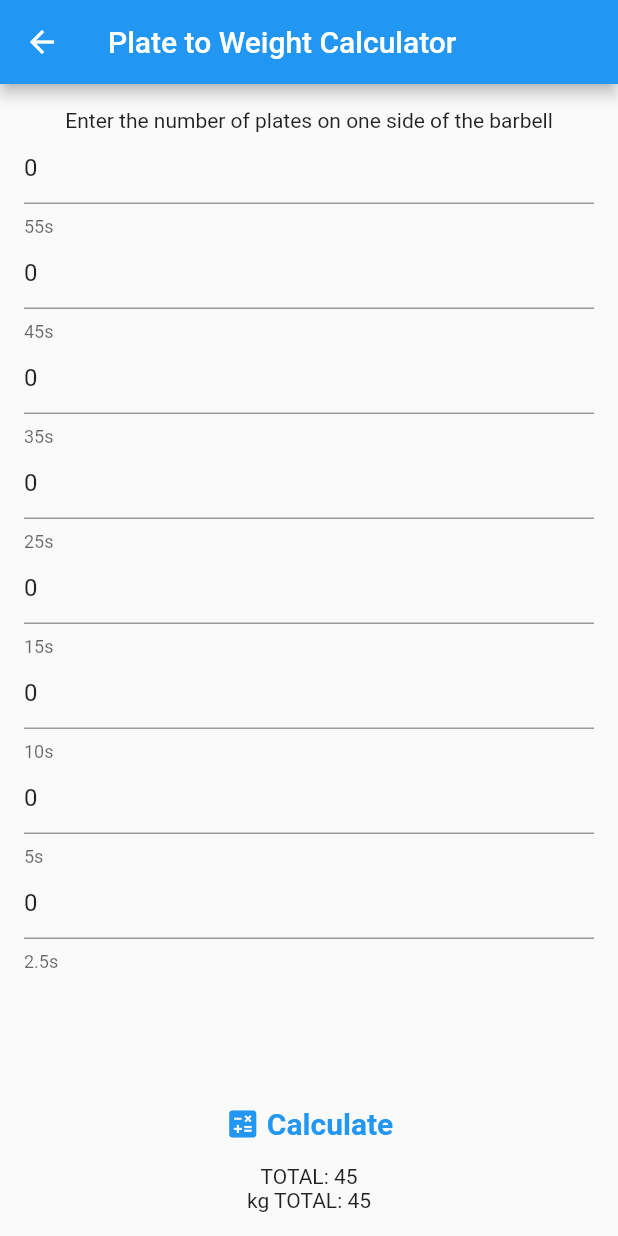
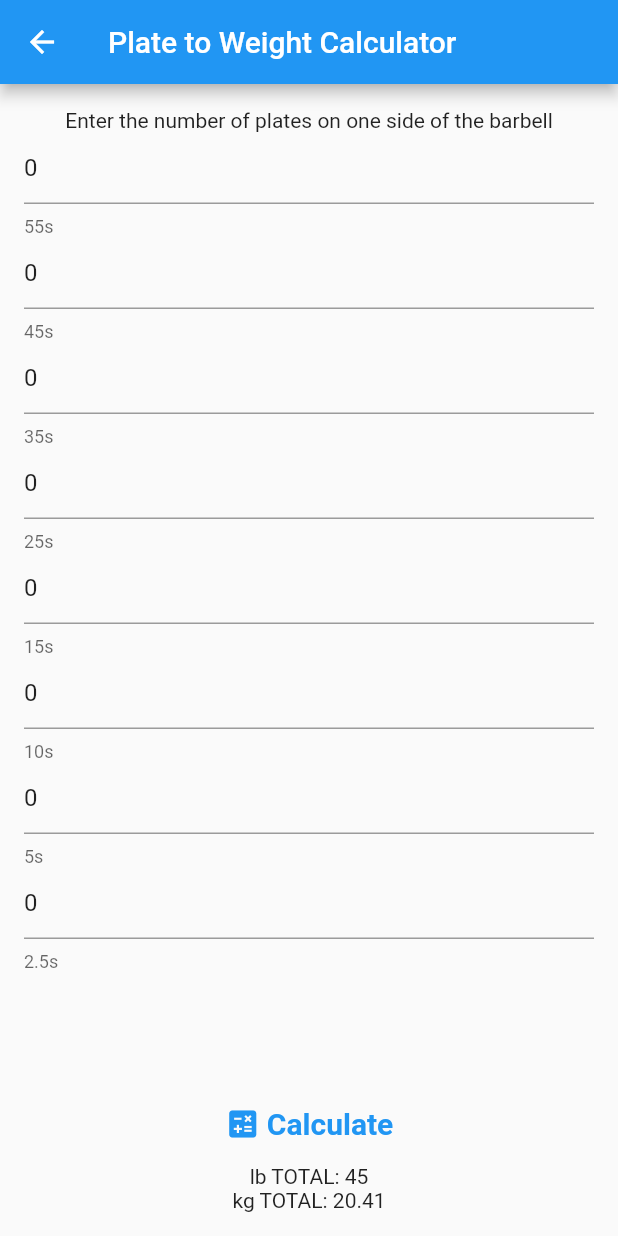
Before and after one commit to ccasil/Br-inG-ins, a Flutter app: the PlateToWeight screen opened by its route, after a tap on "Calculate", on a phone screen of 412 x 824 dp. Run offline on Flutter 3.47's test engine with Material 2 defaults, Android fonts, the phone set to English and light mode, and no system bars.

Commit message:
deploy web

```diff
--- a/lib/platetoweight.dart
+++ b/lib/platetoweight.dart
@@ -35,7 +35,7 @@ class _PlateToWeightState extends State < PlateToWeight > {
   void _calculate() {
     setState(() {
       total = 45 + (int.parse(fiftyfiveController.text) * 110) + (int.parse(fortyfiveController.text) * 90) + (int.parse(thirtyfiveController.text) * 70) + (int.parse(twentyfiveController.text) * 50) + (int.parse(fifteenController.text) * 30) + (int.parse(tenController.text) * 20) + (int.parse(fiveController.text) * 10) + (int.parse(twofiveController.text) * 5);
-      kgtotal = 45 + (int.parse(fiftyfiveController.text) * 110) + (int.parse(fortyfiveController.text) * 90) + (int.parse(thirtyfiveController.text) * 70) + (int.parse(twentyfiveController.text) * 50) + (int.parse(fifteenController.text) * 30) + (int.parse(tenController.text) * 20) + (int.parse(fiveController.text) * 10) + (int.parse(twofiveController.text) * 5);
+      kgtotal = total/2.2046;
       // This call to setState tells the Flutter framework that something has
       // changed in this State, which causes it to rerun the build method below
       // so that the display can reflect the updated values. If we changed
@@ -234,8 +234,8 @@ class _PlateToWeightState extends State < PlateToWeight > {
                   ],
                 ),
               ),
-              Text('TOTAL: ' + total.toString()),
-              Text('kg TOTAL: ' + kgtotal.toString()),
+              Text('lb TOTAL: ' + total.toString()),
+              Text('kg TOTAL: ' + kgtotal.toStringAsFixed(2)),
             ],
           ),
         ),
```
Also changed, not shown: 3 other files.
